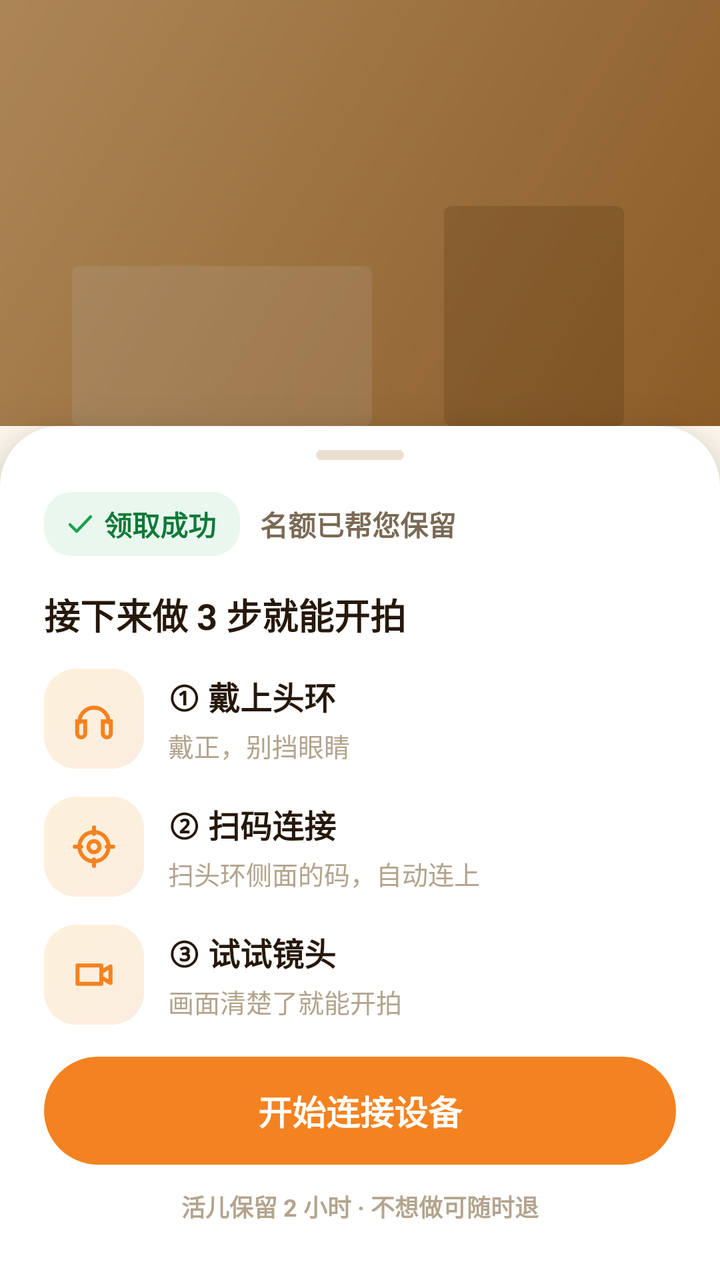
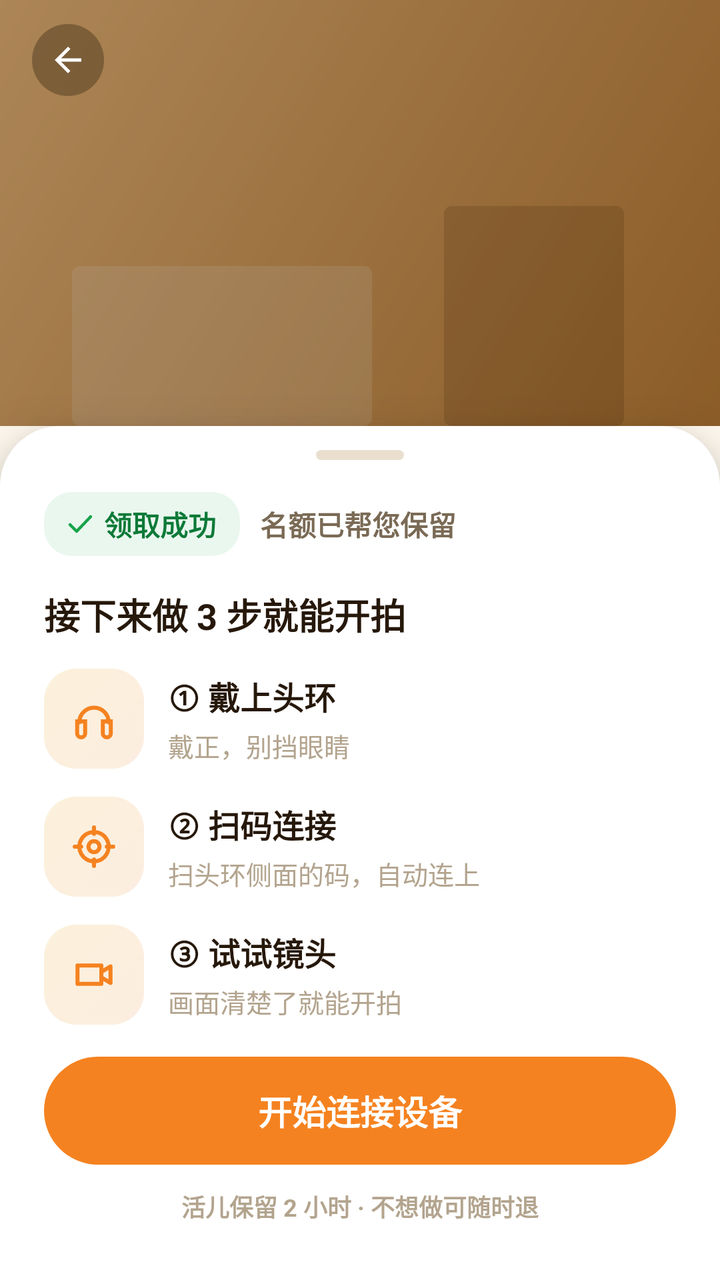

Compare the two renders of this Android layout. The source of the first and the diff that turns it into the second are given below.
<!-- AndroidManifest.xml: application theme Theme.SmartNa -->
<!-- res/layout/activity_claim_success.xml -->
<?xml version="1.0" encoding="utf-8"?>
<LinearLayout xmlns:android="http://schemas.android.com/apk/res/android"
    android:layout_width="match_parent"
    android:layout_height="match_parent"
    android:background="@color/bg_page"
    android:orientation="vertical">

    <FrameLayout
        android:id="@+id/backdrop"
        android:layout_width="match_parent"
        android:layout_height="0dp"
        android:layout_weight="1">

        <View
            android:layout_width="match_parent"
            android:layout_height="match_parent"
            android:background="@drawable/bg_cover_wood_flat" />

        <View
            android:layout_width="150dp"
            android:layout_height="80dp"
            android:layout_gravity="bottom|start"
            android:layout_marginStart="36dp"
            android:background="@drawable/bg_sil" />

        <View
            android:layout_width="90dp"
            android:layout_height="110dp"
            android:layout_gravity="bottom|end"
            android:layout_marginEnd="48dp"
            android:background="@drawable/bg_sil_dk" />

        <View
            android:layout_width="match_parent"
            android:layout_height="match_parent"
            android:background="#4D241A10" />
    </FrameLayout>

    <LinearLayout
        android:layout_width="match_parent"
        android:layout_height="wrap_content"
        android:background="@drawable/bg_claim_sheet"
        android:elevation="16dp"
        android:orientation="vertical"
        android:paddingStart="22dp"
        android:paddingTop="12dp"
        android:paddingEnd="22dp"
        android:paddingBottom="28dp">

        <View
            android:layout_width="44dp"
            android:layout_height="5dp"
            android:layout_gravity="center_horizontal"
            android:background="@drawable/bg_claim_handle" />

        <LinearLayout
            android:layout_width="match_parent"
            android:layout_height="wrap_content"
            android:layout_marginTop="16dp"
            android:gravity="center_vertical"
            android:orientation="horizontal">

            <LinearLayout
                android:layout_width="wrap_content"
                android:layout_height="32dp"
                android:background="@drawable/bg_pill_money"
                android:gravity="center_vertical"
                android:orientation="horizontal"
                android:paddingStart="10dp"
                android:paddingEnd="12dp">

                <ImageView
                    android:layout_width="16dp"
                    android:layout_height="16dp"
                    android:contentDescription="@null"
                    android:src="@drawable/ic_check_ok" />

                <TextView
                    android:layout_width="wrap_content"
                    android:layout_height="wrap_content"
                    android:layout_marginStart="4dp"
                    android:text="@string/claim_success_title"
                    android:textColor="#0E7A38"
                    android:textSize="14sp"
                    android:textStyle="bold" />
            </LinearLayout>

            <TextView
                android:layout_width="wrap_content"
                android:layout_height="wrap_content"
                android:layout_marginStart="10dp"
                android:text="@string/claim_success_sub"
                android:textColor="@color/text_secondary"
                android:textSize="14sp"
                android:textStyle="bold" />
        </LinearLayout>

        <TextView
            android:layout_width="match_parent"
            android:layout_height="wrap_content"
            android:layout_marginTop="16dp"
            android:text="@string/claim_steps_title"
            android:textColor="@color/text_primary"
            android:textSize="18sp"
            android:textStyle="bold" />

        <LinearLayout
            android:layout_width="match_parent"
            android:layout_height="wrap_content"
            android:layout_marginTop="14dp"
            android:gravity="center_vertical"
            android:orientation="horizontal">

            <FrameLayout
                android:layout_width="50dp"
                android:layout_height="50dp"
                android:background="@drawable/bg_claim_step_icon">

                <ImageView
                    android:layout_width="22dp"
                    android:layout_height="22dp"
                    android:layout_gravity="center"
                    android:contentDescription="@null"
                    android:src="@drawable/ic_head" />
            </FrameLayout>

            <LinearLayout
                android:layout_width="0dp"
                android:layout_height="wrap_content"
                android:layout_marginStart="12dp"
                android:layout_weight="1"
                android:orientation="vertical">

                <TextView
                    android:layout_width="match_parent"
                    android:layout_height="wrap_content"
                    android:text="@string/claim_step_1_title"
                    android:textColor="@color/text_primary"
                    android:textSize="16sp"
                    android:textStyle="bold" />

                <TextView
                    android:layout_width="match_parent"
                    android:layout_height="wrap_content"
                    android:layout_marginTop="3dp"
                    android:text="@string/claim_step_1_sub"
                    android:textColor="@color/text_tertiary"
                    android:textSize="13sp" />
            </LinearLayout>
        </LinearLayout>

        <LinearLayout
            android:layout_width="match_parent"
            android:layout_height="wrap_content"
            android:layout_marginTop="14dp"
            android:gravity="center_vertical"
            android:orientation="horizontal">

            <FrameLayout
                android:layout_width="50dp"
                android:layout_height="50dp"
                android:background="@drawable/bg_claim_step_icon">

                <ImageView
                    android:layout_width="22dp"
                    android:layout_height="22dp"
                    android:layout_gravity="center"
                    android:contentDescription="@null"
                    android:src="@drawable/ic_target" />
            </FrameLayout>

            <LinearLayout
                android:layout_width="0dp"
                android:layout_height="wrap_content"
                android:layout_marginStart="12dp"
                android:layout_weight="1"
                android:orientation="vertical">

                <TextView
                    android:layout_width="match_parent"
                    android:layout_height="wrap_content"
                    android:text="@string/claim_step_2_title"
                    android:textColor="@color/text_primary"
                    android:textSize="16sp"
                    android:textStyle="bold" />

                <TextView
                    android:layout_width="match_parent"
                    android:layout_height="wrap_content"
                    android:layout_marginTop="3dp"
                    android:text="@string/claim_step_2_sub"
                    android:textColor="@color/text_tertiary"
                    android:textSize="13sp" />
            </LinearLayout>
        </LinearLayout>

        <LinearLayout
            android:layout_width="match_parent"
            android:layout_height="wrap_content"
            android:layout_marginTop="14dp"
            android:gravity="center_vertical"
            android:orientation="horizontal">

            <FrameLayout
                android:layout_width="50dp"
                android:layout_height="50dp"
                android:background="@drawable/bg_claim_step_icon">

                <ImageView
                    android:layout_width="22dp"
                    android:layout_height="22dp"
                    android:layout_gravity="center"
                    android:contentDescription="@null"
                    android:src="@drawable/ic_cam" />
            </FrameLayout>

            <LinearLayout
                android:layout_width="0dp"
                android:layout_height="wrap_content"
                android:layout_marginStart="12dp"
                android:layout_weight="1"
                android:orientation="vertical">

                <TextView
                    android:layout_width="match_parent"
                    android:layout_height="wrap_content"
                    android:text="@string/claim_step_3_title"
                    android:textColor="@color/text_primary"
                    android:textSize="16sp"
                    android:textStyle="bold" />

                <TextView
                    android:layout_width="match_parent"
                    android:layout_height="wrap_content"
                    android:layout_marginTop="3dp"
                    android:text="@string/claim_step_3_sub"
                    android:textColor="@color/text_tertiary"
                    android:textSize="13sp" />
            </LinearLayout>
        </LinearLayout>

        <TextView
            android:id="@+id/btnPrimary"
            android:layout_width="match_parent"
            android:layout_height="54dp"
            android:layout_marginTop="16dp"
            android:background="@drawable/bg_btn_primary"
            android:gravity="center"
            android:text="@string/claim_connect_device"
            android:textColor="@color/white"
            android:textSize="17sp"
            android:textStyle="bold" />

        <TextView
            android:layout_width="match_parent"
            android:layout_height="wrap_content"
            android:layout_marginTop="12dp"
            android:gravity="center"
            android:text="@string/claim_reserve_hint"
            android:textColor="@color/text_tertiary"
            android:textSize="12sp"
            android:textStyle="bold" />
    </LinearLayout>
</LinearLayout>
<!-- resources referenced by this layout -->
<resources>
  <color name="bg_page">#FFF9EE</color>
  <color name="text_primary">#26180A</color>
  <color name="text_secondary">#7A6A55</color>
  <color name="text_tertiary">#B3A48E</color>
  <color name="white">#FFFFFFFF</color>
  <!-- drawable bg_btn_primary (drawable) -->
  <?xml version="1.0" encoding="utf-8"?>
  <shape xmlns:android="http://schemas.android.com/apk/res/android">
      <solid android:color="@color/brand_primary" />
      <corners android:radius="27dp" />
  </shape>
  <!-- drawable bg_claim_handle (drawable) -->
  <?xml version="1.0" encoding="utf-8"?>
  <shape xmlns:android="http://schemas.android.com/apk/res/android">
      <solid android:color="#EADFCF" />
      <corners android:radius="3dp" />
  </shape>
  <!-- drawable bg_claim_step_icon (drawable) -->
  <?xml version="1.0" encoding="utf-8"?>
  <shape xmlns:android="http://schemas.android.com/apk/res/android">
      <gradient
          android:angle="135"
          android:endColor="#FCF1DC"
          android:startColor="#FCEDE0" />
      <corners android:radius="16dp" />
  </shape>
  <!-- drawable bg_cover_wood_flat (drawable) -->
  <?xml version="1.0" encoding="utf-8"?>
  <shape xmlns:android="http://schemas.android.com/apk/res/android">
      <gradient
          android:angle="135"
          android:endColor="#E8B577"
          android:startColor="#B97A32" />
  </shape>
  <!-- drawable bg_pill_money (drawable) -->
  <?xml version="1.0" encoding="utf-8"?>
  <shape xmlns:android="http://schemas.android.com/apk/res/android">
      <solid android:color="@color/money_green_soft" />
      <corners android:radius="14dp" />
  </shape>
  <!-- drawable bg_sil (drawable) -->
  <?xml version="1.0" encoding="utf-8"?>
  <shape xmlns:android="http://schemas.android.com/apk/res/android">
      <solid android:color="#29FFFFFF" />
      <corners android:radius="4dp" />
  </shape>
  <!-- drawable bg_sil_dk (drawable) -->
  <?xml version="1.0" encoding="utf-8"?>
  <shape xmlns:android="http://schemas.android.com/apk/res/android">
      <solid android:color="#2E462305" />
      <corners android:radius="4dp" />
  </shape>
  <string name="claim_connect_device">开始连接设备</string>
  <string name="claim_reserve_hint">活儿保留 2 小时 · 不想做可随时退</string>
  <string name="claim_step_1_sub">戴正，别挡眼睛</string>
  <string name="claim_step_1_title">① 戴上头环</string>
  <string name="claim_step_2_sub">扫头环侧面的码，自动连上</string>
  <string name="claim_step_2_title">② 扫码连接</string>
  <string name="claim_step_3_sub">画面清楚了就能开拍</string>
  <string name="claim_step_3_title">③ 试试镜头</string>
  <string name="claim_steps_title">接下来做 3 步就能开拍</string>
  <string name="claim_success_sub">名额已帮您保留</string>
  <string name="claim_success_title">领取成功</string>
  <color name="brand_primary">#F58220</color>
  <color name="money_green_soft">#EAF7EF</color>
  <color name="money_green">#16A34A</color>
  <color name="brand_primary_active">#C05A00</color>
  <color name="card_white">@color/surface_card</color>
  <color name="text_dark">@color/text_primary</color>
  <color name="surface_card">#FFFFFF</color>
  <!-- unchanged entries left out for length: 7 -->
</resources>

<!-- the commit's change to res/layout/activity_claim_success.xml (unified diff, before → after) -->
@@ -34,6 +34,19 @@
             android:layout_width="match_parent"
             android:layout_height="match_parent"
             android:background="#4D241A10" />
+
+        <ImageView
+            android:id="@+id/btnBack"
+            android:layout_width="36dp"
+            android:layout_height="36dp"
+            android:layout_gravity="start|top"
+            android:layout_marginStart="16dp"
+            android:layout_marginTop="12dp"
+            android:background="@drawable/bg_cover_back"
+            android:contentDescription="@string/hall_back"
+            android:padding="8dp"
+            android:src="@drawable/ic_back"
+            android:tint="@color/white" />
     </FrameLayout>
 
     <LinearLayout
<!-- resource entries referenced after the edit -->
@@ -26,6 +26,12 @@
           android:startColor="#FCEDE0" />
       <corners android:radius="16dp" />
   </shape>
+  <!-- drawable bg_cover_back (drawable) -->
+  <?xml version="1.0" encoding="utf-8"?>
+  <shape xmlns:android="http://schemas.android.com/apk/res/android"
+      android:shape="oval">
+      <solid android:color="#80503C20" />
+  </shape>
   <!-- drawable bg_cover_wood_flat (drawable) -->
   <?xml version="1.0" encoding="utf-8"?>
   <shape xmlns:android="http://schemas.android.com/apk/res/android">
@@ -52,6 +58,17 @@
       <solid android:color="#2E462305" />
       <corners android:radius="4dp" />
   </shape>
+  <!-- drawable ic_back (drawable) -->
+  <?xml version="1.0" encoding="utf-8"?>
+  <vector xmlns:android="http://schemas.android.com/apk/res/android"
+      android:width="24dp"
+      android:height="24dp"
+      android:viewportWidth="24"
+      android:viewportHeight="24">
+      <path
+          android:fillColor="@color/text_dark"
+          android:pathData="M20,11H7.83l5.59,-5.59L12,4l-8,8 8,8 1.41,-1.41L7.83,13H20v-2z" />
+  </vector>
   <string name="claim_connect_device">开始连接设备</string>
   <string name="claim_reserve_hint">活儿保留 2 小时 · 不想做可随时退</string>
   <string name="claim_step_1_sub">戴正，别挡眼睛</string>
@@ -63,6 +80,7 @@
   <string name="claim_steps_title">接下来做 3 步就能开拍</string>
   <string name="claim_success_sub">名额已帮您保留</string>
   <string name="claim_success_title">领取成功</string>
+  <string name="hall_back">返回</string>
   <color name="brand_primary">#F58220</color>
   <color name="money_green_soft">#EAF7EF</color>
   <color name="money_green">#16A34A</color>
